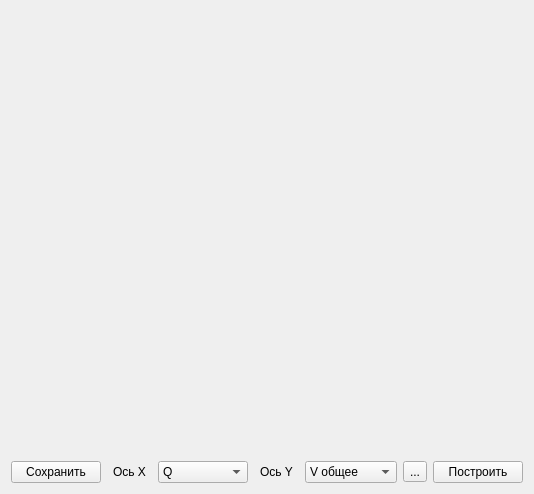
First picture: the form in ui/curves.ui, repository mikhailmishurinskikh/parametrizator, before the edit.
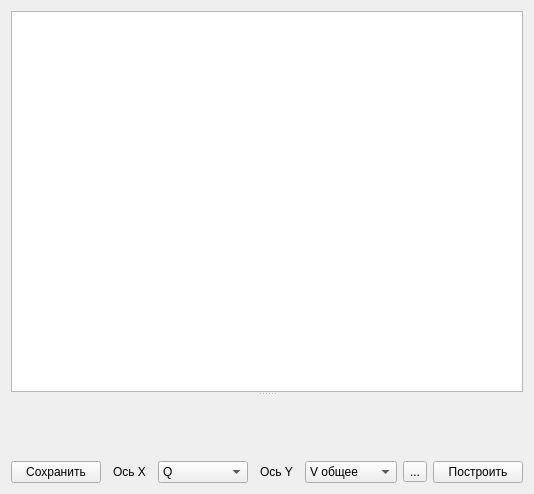
Second picture: the form after the edit. Custom widgets are drawn as their Qt base class.

Commit message: 1.2 version: model in curvesPage with sorting

Diff of the .ui file:
```diff
--- a/ui/curves.ui
+++ b/ui/curves.ui
@@ -13,12 +13,19 @@
   <property name="windowTitle">
    <string>Form</string>
   </property>
-  <layout class="QVBoxLayout" name="verticalLayout" stretch="5,8,1">
+  <layout class="QVBoxLayout" name="verticalLayout">
    <item>
-    <layout class="QHBoxLayout" name="listLayout"/>
-   </item>
-   <item>
-    <layout class="QHBoxLayout" name="graphLayout"/>
+    <widget class="QSplitter" name="splitter">
+     <property name="orientation">
+      <enum>Qt::Orientation::Vertical</enum>
+     </property>
+     <widget class="QTableView" name="tableView">
+      <property name="sortingEnabled">
+       <bool>true</bool>
+      </property>
+     </widget>
+     <widget class="CurvesCanvas" name="canvas" native="true"/>
+    </widget>
    </item>
    <item>
     <layout class="QHBoxLayout" name="horizontalLayout" stretch="2,1,2,1,2,0,2">
@@ -95,6 +102,14 @@
    </item>
   </layout>
  </widget>
+ <customwidgets>
+  <customwidget>
+   <class>CurvesCanvas</class>
+   <extends>QWidget</extends>
+   <header>curvesCanvas</header>
+   <container>1</container>
+  </customwidget>
+ </customwidgets>
  <resources/>
  <connections/>
 </ui>
```
The commit also changes 8 other files.
